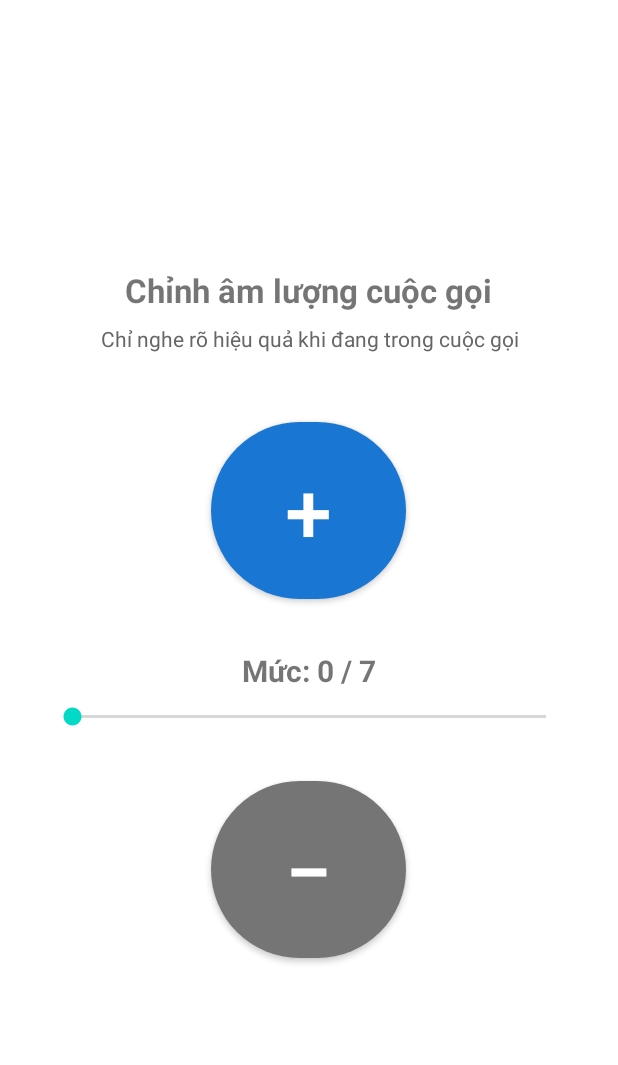
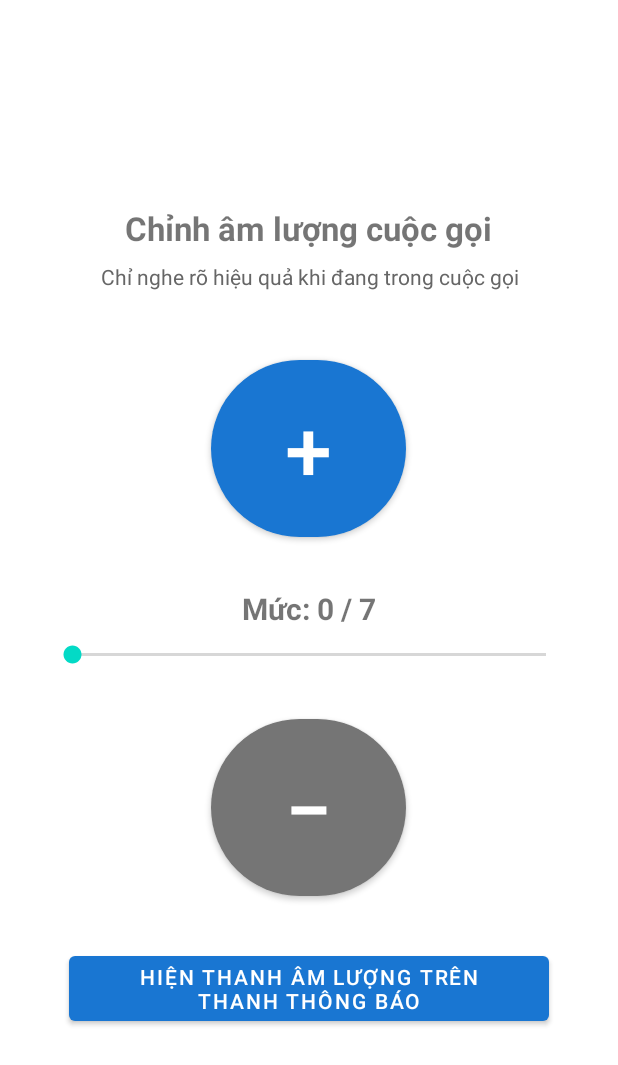
Before and after one commit to nhattuyen1945-sketch/doc, an Android app: the screen it shows after launch (MainActivity), on a phone screen of 412 x 824 dp. Shown: the top 1065 px of the screen. Run offline under Robolectric (Android 15) with nearby library versions, the phone set to English and light mode, and no system bars.

Commit message:
Add persistent notification volume bar for call volume
Adds a dismissible ongoing notification (shown when pulling down the
status bar) with a level display, a visual progress bar, and +/-
buttons that adjust STREAM_VOICE_CALL via a BroadcastReceiver. Useful
on older One UI builds that lack a built-in quick-panel volume slider.
Toggled from MainActivity, which requests POST_NOTIFICATIONS on
Android 13+ before showing it.

Co-Authored-By: Claude Sonnet 5 <noreply@anthropic.com>
Claude-Session: https://claude.ai/code/session_01WjLbJpyqR2rfStS8BPmmcv

```diff
--- a/CallVolumeFix/app/src/main/AndroidManifest.xml
+++ b/CallVolumeFix/app/src/main/AndroidManifest.xml
@@ -2,6 +2,7 @@
 <manifest xmlns:android="http://schemas.android.com/apk/res/android">
 
     <uses-permission android:name="android.permission.MODIFY_AUDIO_SETTINGS" />
+    <uses-permission android:name="android.permission.POST_NOTIFICATIONS" />
 
     <application
         android:allowBackup="true"
@@ -20,6 +21,10 @@
                 <category android:name="android.intent.category.LAUNCHER" />
             </intent-filter>
         </activity>
+
+        <receiver
+            android:name=".VolumeActionReceiver"
+            android:exported="false" />
     </application>
 
 </manifest>
--- a/CallVolumeFix/app/src/main/java/com/tuyen/callvolume/MainActivity.kt
+++ b/CallVolumeFix/app/src/main/java/com/tuyen/callvolume/MainActivity.kt
@@ -1,11 +1,15 @@
 package com.tuyen.callvolume
 
+import android.Manifest
+import android.content.pm.PackageManager
 import android.media.AudioManager
 import android.os.Build
 import android.os.Bundle
 import android.widget.SeekBar
 import android.widget.Toast
+import androidx.activity.result.contract.ActivityResultContracts
 import androidx.appcompat.app.AppCompatActivity
+import androidx.core.content.ContextCompat
 import com.tuyen.callvolume.databinding.ActivityMainBinding
 
 class MainActivity : AppCompatActivity() {
@@ -16,6 +20,21 @@ class MainActivity : AppCompatActivity() {
 
     private var minVolume = 0
     private var maxVolume = 1
+
+    private val requestNotifPermission = registerForActivityResult(
+        ActivityResultContracts.RequestPermission()
+    ) { granted ->
+        if (granted) {
+            VolumeNotificationHelper.buildAndShow(this)
+            updateToggleButtonText()
+        } else {
+            Toast.makeText(
+                this,
+                "Cần cấp quyền thông báo để hiện thanh âm lượng",
+                Toast.LENGTH_SHORT
+            ).show()
+        }
+    }
 
     override fun onCreate(savedInstanceState: Bundle?) {
         super.onCreate(savedInstanceState)
@@ -36,6 +55,7 @@ class MainActivity : AppCompatActivity() {
 
         binding.btnIncrease.setOnClickListener { adjustVolume(AudioManager.ADJUST_RAISE) }
         binding.btnDecrease.setOnClickListener { adjustVolume(AudioManager.ADJUST_LOWER) }
+        binding.btnToggleNotifBar.setOnClickListener { toggleNotificationBar() }
 
         binding.seekBarVolume.setOnSeekBarChangeListener(object : SeekBar.OnSeekBarChangeListener {
             override fun onProgressChanged(seekBar: SeekBar?, progress: Int, fromUser: Boolean) {
@@ -52,6 +72,33 @@ class MainActivity : AppCompatActivity() {
     override fun onResume() {
         super.onResume()
         refreshUi()
+        updateToggleButtonText()
+    }
+
+    private fun toggleNotificationBar() {
+        if (VolumeNotificationHelper.isActive(this)) {
+            VolumeNotificationHelper.dismiss(this)
+            updateToggleButtonText()
+            return
+        }
+
+        if (Build.VERSION.SDK_INT >= Build.VERSION_CODES.TIRAMISU &&
+            ContextCompat.checkSelfPermission(this, Manifest.permission.POST_NOTIFICATIONS)
+                != PackageManager.PERMISSION_GRANTED
+        ) {
+            requestNotifPermission.launch(Manifest.permission.POST_NOTIFICATIONS)
+        } else {
+            VolumeNotificationHelper.buildAndShow(this)
+            updateToggleButtonText()
+        }
+    }
+
+    private fun updateToggleButtonText() {
+        binding.btnToggleNotifBar.text = if (VolumeNotificationHelper.isActive(this)) {
+            getString(R.string.hide_notif_bar)
+        } else {
+            getString(R.string.show_notif_bar)
+        }
     }
 
     private fun adjustVolume(direction: Int) {
--- /dev/null
+++ b/CallVolumeFix/app/src/main/res/drawable/ic_stat_volume.xml
@@ -0,0 +1,12 @@
+<vector xmlns:android="http://schemas.android.com/apk/res/android"
+    android:width="24dp"
+    android:height="24dp"
+    android:viewportWidth="24"
+    android:viewportHeight="24">
+    <path
+        android:fillColor="#FFFFFFFF"
+        android:pathData="M3,10v4h4l5,5V5L7,10H3z" />
+    <path
+        android:fillColor="#FFFFFFFF"
+        android:pathData="M16.5,12c0,-1.77 -1,-3.29 -2.5,-4.03v8.05c1.5,-0.74 2.5,-2.26 2.5,-4.02z" />
+</vector>
--- a/CallVolumeFix/app/src/main/res/layout/activity_main.xml
+++ b/CallVolumeFix/app/src/main/res/layout/activity_main.xml
@@ -57,6 +57,15 @@
         android:textSize="56sp"
         android:contentDescription="@string/cd_decrease"
         app:cornerRadius="65dp"
-        app:backgroundTint="#757575" />
+        app:backgroundTint="#757575"
+        android:layout_marginBottom="28dp" />
+
+    <com.google.android.material.button.MaterialButton
+        android:id="@+id/btnToggleNotifBar"
+        android:layout_width="wrap_content"
+        android:layout_height="wrap_content"
+        android:text="@string/show_notif_bar"
+        android:paddingStart="20dp"
+        android:paddingEnd="20dp" />
 
 </LinearLayout>
--- a/CallVolumeFix/app/src/main/res/values/strings.xml
+++ b/CallVolumeFix/app/src/main/res/values/strings.xml
@@ -5,4 +5,9 @@
     <string name="volume_level_format">Mức: %1$d / %2$d</string>
     <string name="cd_increase">Tăng âm lượng</string>
     <string name="cd_decrease">Giảm âm lượng</string>
+    <string name="cd_dismiss">Ẩn thanh âm lượng</string>
+    <string name="notif_channel_name">Điều khiển âm lượng cuộc gọi</string>
+    <string name="notif_channel_desc">Thanh tăng/giảm âm lượng cuộc gọi hiện trên thanh thông báo</string>
+    <string name="show_notif_bar">Hiện thanh âm lượng trên thanh thông báo</string>
+    <string name="hide_notif_bar">Ẩn thanh âm lượng trên thanh thông báo</string>
 </resources>
```
Also changed, not shown: CallVolumeFix/app/src/main/java/com/tuyen/callvolume/VolumeActionReceiver.kt (added, +28 -0 lines), CallVolumeFix/app/src/main/java/com/tuyen/callvolume/VolumeNotificationHelper.kt (added, +107 -0 lines), CallVolumeFix/app/src/main/res/drawable/ic_close.xml (added, +10 -0 lines), CallVolumeFix/app/src/main/res/drawable/ic_minus.xml (added, +10 -0 lines), CallVolumeFix/app/src/main/res/drawable/ic_plus.xml (added, +10 -0 lines), CallVolumeFix/app/src/main/res/layout/notification_volume.xml (added, +65 -0 lines).
